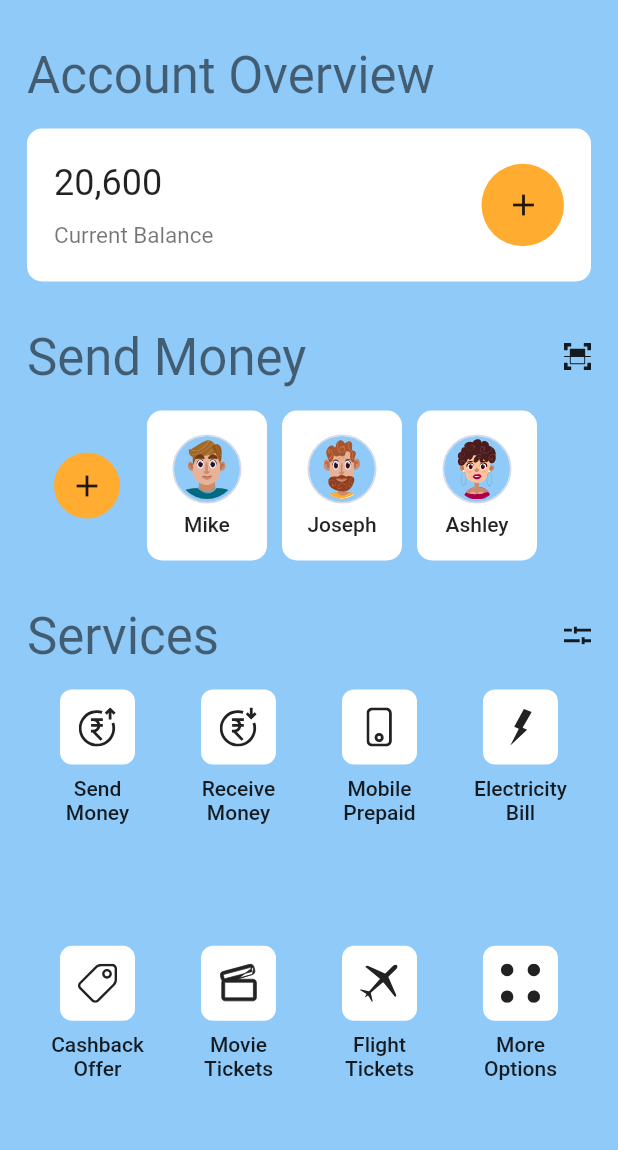
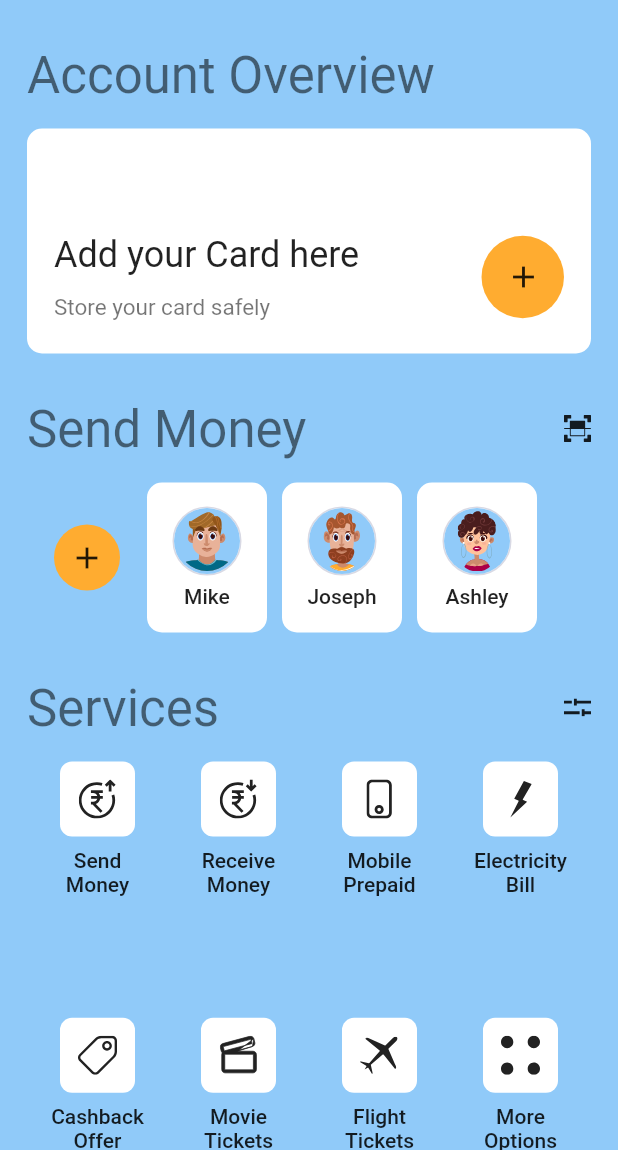
Before and after one commit to gopalkumr/neop, a Flutter app: the HomePage screen opened by its route, on a phone screen of 412 x 824 dp, the part 86-1236 px from its top. Run offline on Flutter 3.47's test engine with Material 2 defaults, Android fonts, the light colour scheme and no system bars; our stand-ins replace appwrite, flutter_svg, google_fonts; missing offline and left inert: animated_login, flutter_verification_code; statements that could not run were skipped.

Commit message:
card added

```diff
--- a/lib/ui/screen/home_page.dart
+++ b/lib/ui/screen/home_page.dart
@@ -124,7 +124,7 @@ class _HomePageState extends State<HomePage> {
 
   Widget _contentOverView() {
     return Container(
-      padding: const EdgeInsets.only(left: 18, right: 18, top: 22, bottom: 22),
+      padding: const EdgeInsets.only(left: 18, right: 18, top: 70, bottom: 22),
       decoration: BoxDecoration(
         borderRadius: BorderRadius.circular(10),
         color: Theme.of(context).cardColor,
@@ -137,14 +137,14 @@ class _HomePageState extends State<HomePage> {
             crossAxisAlignment: CrossAxisAlignment.start,
             children: <Widget>[
               Text(
-                '20,600',
+                'Add your Card here',
                 style: Theme.of(context).textTheme.headlineSmall,
               ),
               const SizedBox(
                 height: 12,
               ),
               Text(
-                'Current Balance',
+                'Store your card safely',
                 style: Theme.of(context).textTheme.headlineMedium!.copyWith(
                       fontSize: 15,
                       fontWeight: FontWeight.w400,
```
